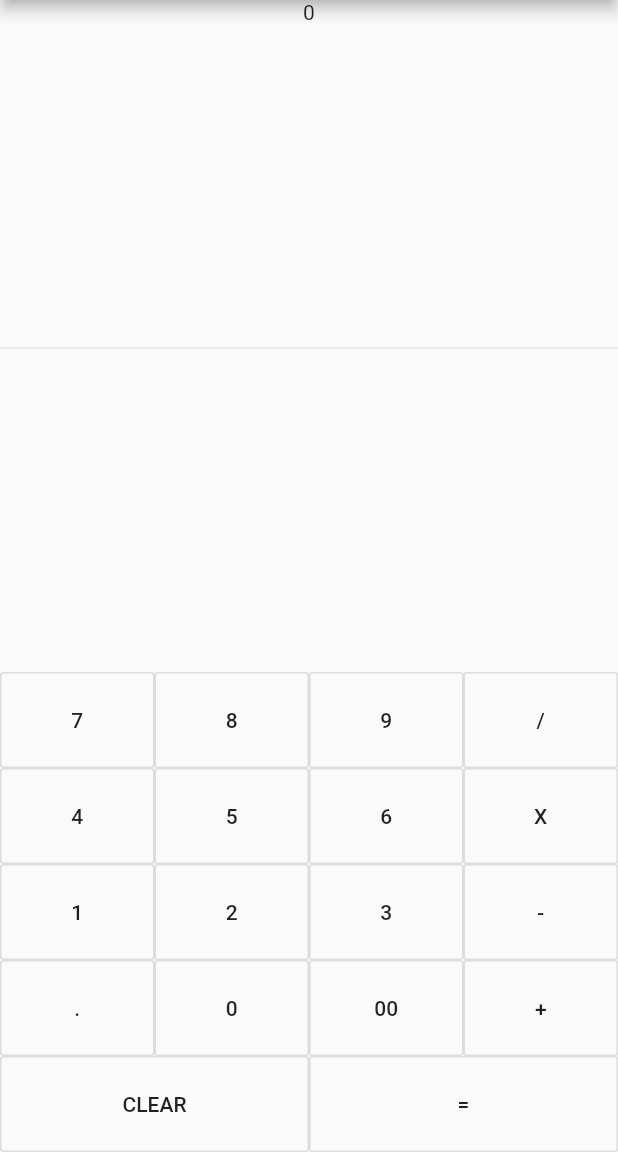
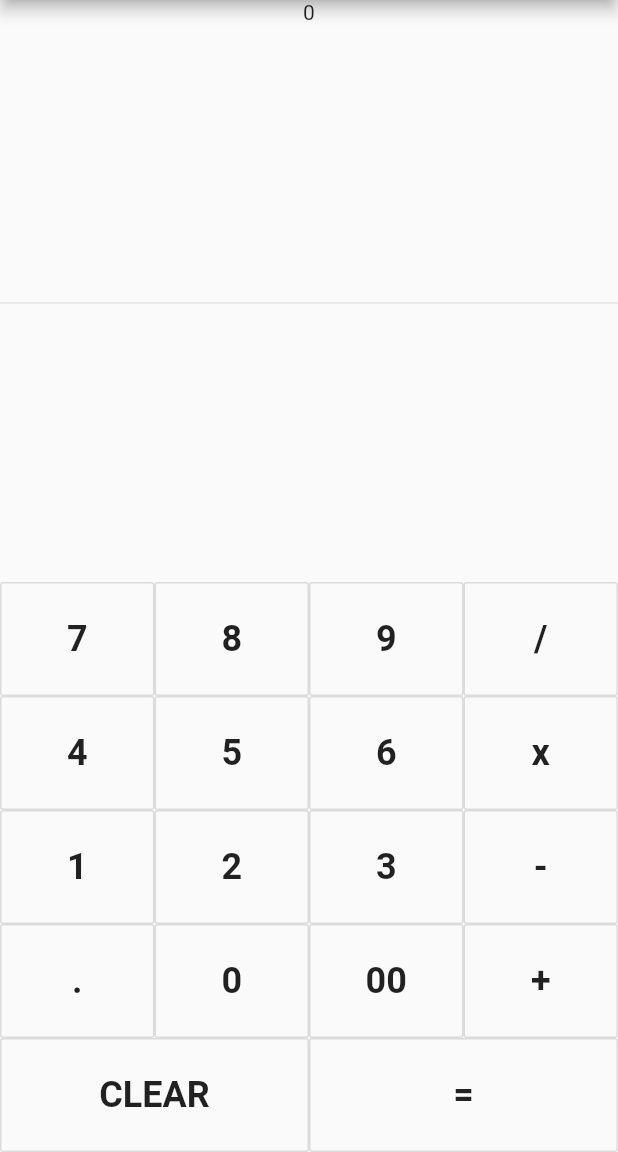
Before and after one commit to fahimulshimul/flutter_calculator, a Flutter app: the screen it shows after launch, on a phone screen of 412 x 824 dp, the part 84-1236 px from its top. Run offline on Flutter 3.47's test engine with Material 2 defaults, Android fonts, the phone set to English and light mode, and no system bars.

Commit message:
add textStyle

```diff
--- a/lib/main.dart
+++ b/lib/main.dart
@@ -31,7 +31,10 @@ class _MyHomePageState extends State<MyHomePage> {
     return new Expanded(
       child: new OutlineButton(
         padding: new EdgeInsets.all(24.0),
-        child: new Text(buttonText),
+        child: new Text(
+          buttonText,
+          style: TextStyle(fontSize: 24.0, fontWeight: FontWeight.bold),
+        ),
         onPressed: () => {},
       ),
     );
@@ -61,7 +64,7 @@ class _MyHomePageState extends State<MyHomePage> {
                 buildButton("4"),
                 buildButton("5"),
                 buildButton("6"),
-                buildButton("X")
+                buildButton("x")
               ]),
               new Row(children: [
                 buildButton("1"),
```
